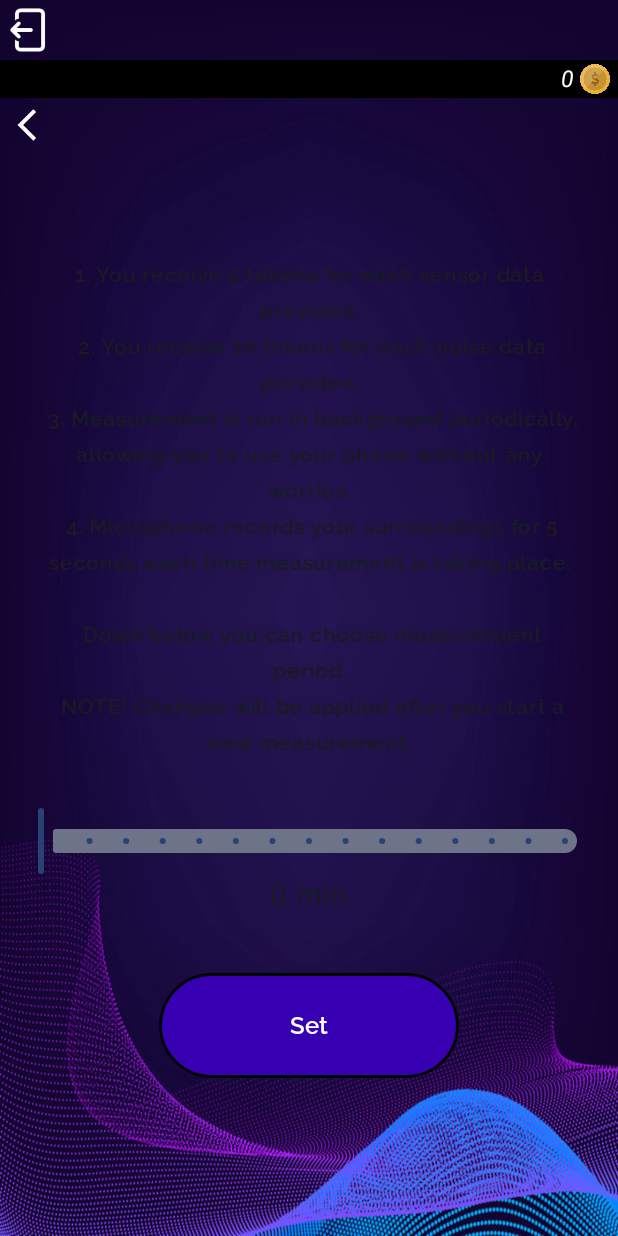
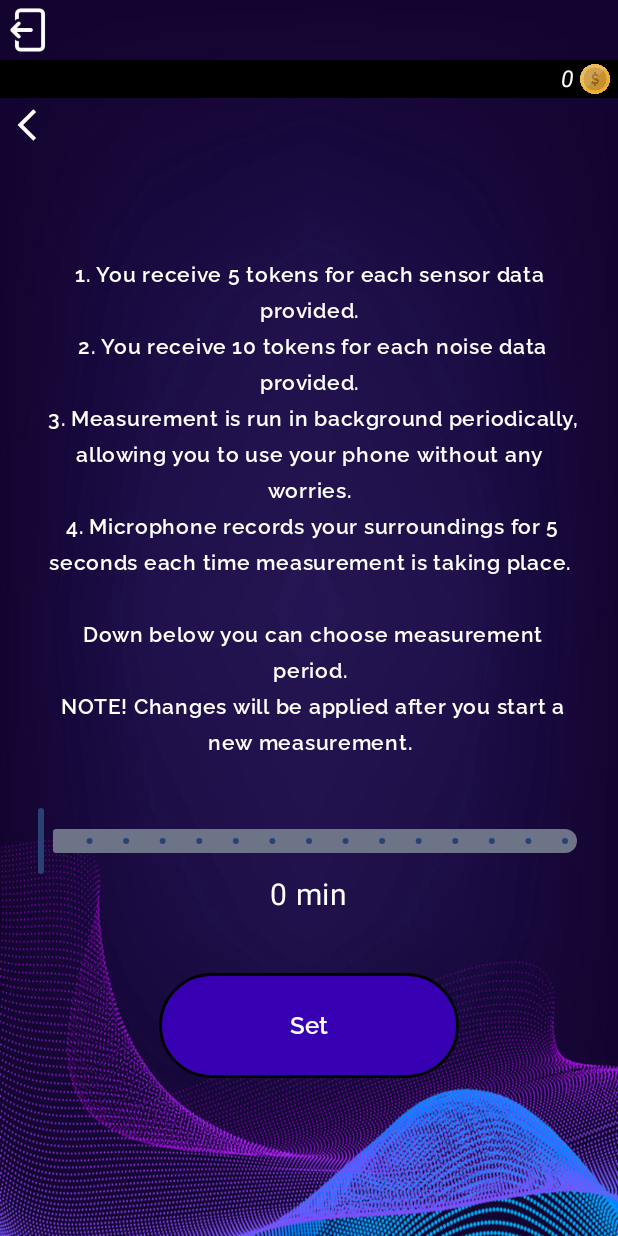
Before and after one commit to LukaJukic0808/SoundSentry, an Android app built with Jetpack Compose: the SettingsScreen screen opened through its navigation route, on a phone screen of 412 x 824 dp. Run offline under Robolectric (Android 15) with nearby library versions, the phone set to English and light mode, and no system bars; our stand-ins replace Firebase (no records; nobody signed in at launch, a user with empty details on screens opened directly).

Commit message:
Update colors to support light theme

```diff
--- a/app/src/main/java/hr/ferit/soundsentry/view/components/SettingsScreenBody.kt
+++ b/app/src/main/java/hr/ferit/soundsentry/view/components/SettingsScreenBody.kt
@@ -68,6 +68,7 @@ fun SettingsScreenBody(
             Text(
                 stringResource(R.string.measurement_description),
                 textAlign = TextAlign.Center,
+                color = Color.White,
                 fontFamily = RaleWay,
                 fontStyle = FontStyle.Normal,
                 fontWeight = FontWeight.SemiBold,
@@ -93,7 +94,7 @@ fun SettingsScreenBody(
                         end = 25.dp,
                     ),
             )
-            Text(text = "${sliderPosition.toInt()} min", fontSize = 20.sp)
+            Text(text = "${sliderPosition.toInt()} min", fontSize = 20.sp, color = Color.White)
             Spacer(Modifier.height(40.dp))
             Button(
                 onClick = {
```
